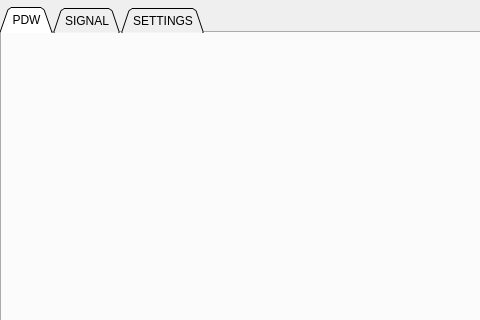
The window that visualization/GUI/mainform.ui (sepehrgh98/PyCoolEdit) describes before a commit, drawn with Qt 5; both pictures show x 0 to 480 and y 0 to 320 of the 1258 by 716 pixel window.
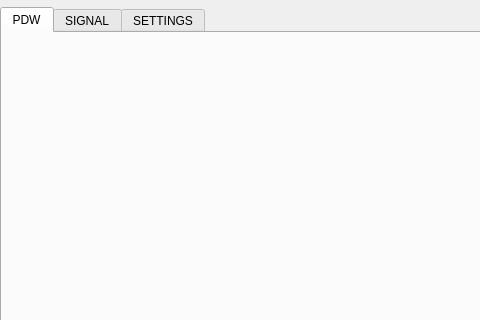
The same window after the commit.

```diff
--- a/visualization/GUI/mainform.ui
+++ b/visualization/GUI/mainform.ui
@@ -36,7 +36,7 @@
        <enum>QTabWidget::North</enum>
       </property>
       <property name="tabShape">
-       <enum>QTabWidget::Triangular</enum>
+       <enum>QTabWidget::Rounded</enum>
       </property>
       <property name="currentIndex">
        <number>0</number>
```
